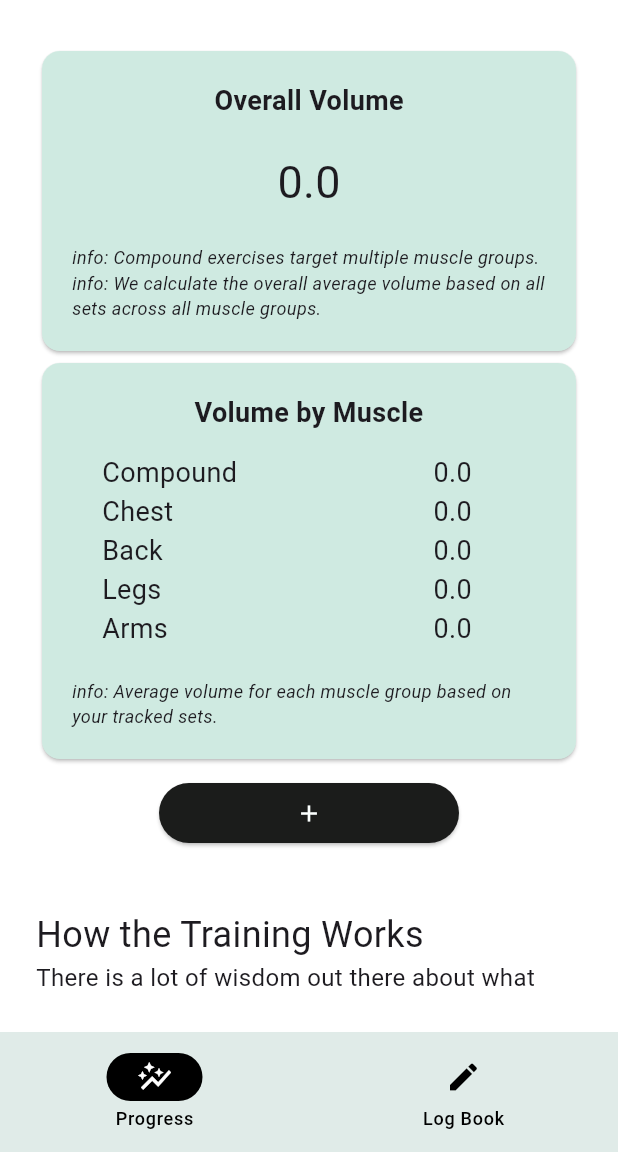
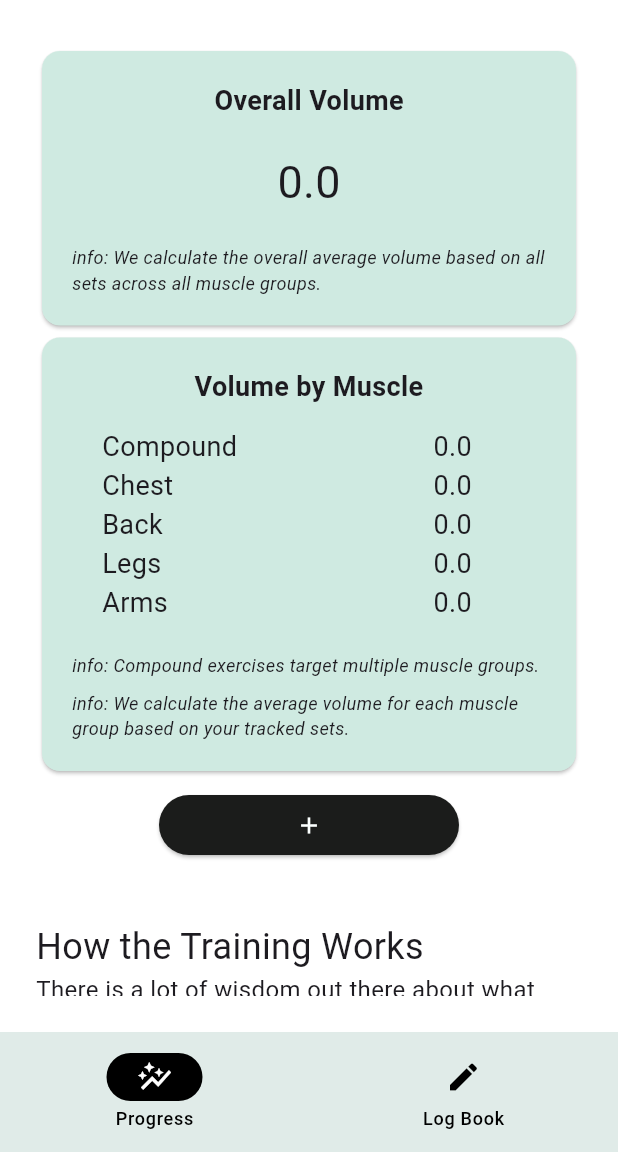
Before and after one commit to althomi3/flutterWeighliftingJournal, a Flutter app: the screen it shows after launch, scrolled down 576 dp, on a phone screen of 412 x 824 dp, the part 84-1236 px from its top. Run offline on Flutter 3.47's test engine with Material 3 defaults, Android fonts, the phone set to English and light mode, and no system bars; our stand-ins replace firebase_core, flutter_form_builder, flutter_svg, form_builder_validators, get, google_fonts and 2 more; accounts and stored records are empty.

Commit message:
bug fixes calculation and copy

```diff
--- a/src/lib/controllers/dashboard_controller.dart
+++ b/src/lib/controllers/dashboard_controller.dart
@@ -43,17 +43,19 @@ class DashboardCardController {
     double avgReps = sumReps / repsList.length;
     //print('Avg reps: $avgReps');
 
-    final weightList =
-        liftingsets.map((e) => int.tryParse(e.weight) ?? 0).toList();
+    final weightList = liftingsets.map((e) => double.tryParse(e.weight) ?? 0).toList();
     if (repsList.isEmpty || weightList.isEmpty) {
       volume = 0.0.obs; // If no sets found for the exercise, set volume to 0
       return 0.0;
     }
 
-    int sumWeight = weightList.reduce((a, b) => a + b);
+    double sumWeight = weightList.reduce((a, b) => a + b);
     double avgeWeight = sumWeight / weightList.length;
+
     volume.value = avgReps * avgeWeight;
-    return volume.value;
+    double roundedVolumeAll = double.parse(volume.toStringAsFixed(2));
+    volume.value = roundedVolumeAll;
+    return roundedVolumeAll;
   }
 
   double calculateVolumeForExercise(RxList liftingsets, String exerciseType) {
--- a/src/lib/widgets/organisms/dashboard_card.dart
+++ b/src/lib/widgets/organisms/dashboard_card.dart
@@ -48,13 +48,6 @@ class DashboardCardWidget extends StatelessWidget {
                   ),
                 ),
                 Text(
-                  'info: Compound exercises target multiple muscle groups.',
-                  style: TextStyle(
-                    fontSize: Style.label,
-                    fontStyle: FontStyle.italic,
-                  ),
-                ),
-                Text(
                   'info: We calculate the overall average volume based on all sets across all muscle groups.',
                   style: TextStyle(
                     fontSize: Style.label,
@@ -99,11 +92,21 @@ class DashboardCardWidget extends StatelessWidget {
                 ),
                 SizedBox(height: Style.insetS),
                 Text(
-                  'info: Average volume for each muscle group based on your tracked sets.',
+                  'info: Compound exercises target multiple muscle groups.',
                   style: TextStyle(
                     fontSize: Style.label,
                     fontStyle: FontStyle.italic,
                   ),
+                ),
+                Padding(
+                padding: EdgeInsets.only(top: Style.insetXXS),
+                child: Text(
+                  'info: We calculate the average volume for each muscle group based on your tracked sets.',
+                  style: TextStyle(
+                    fontSize: Style.label,
+                    fontStyle: FontStyle.italic,
+                  ),
+                ),
                 ),
               ],
             ),
```
Also changed, not shown: 1 other file.
